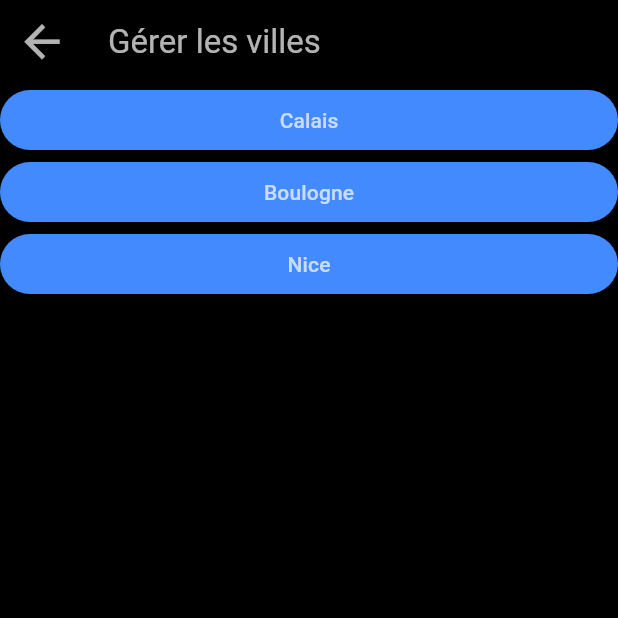
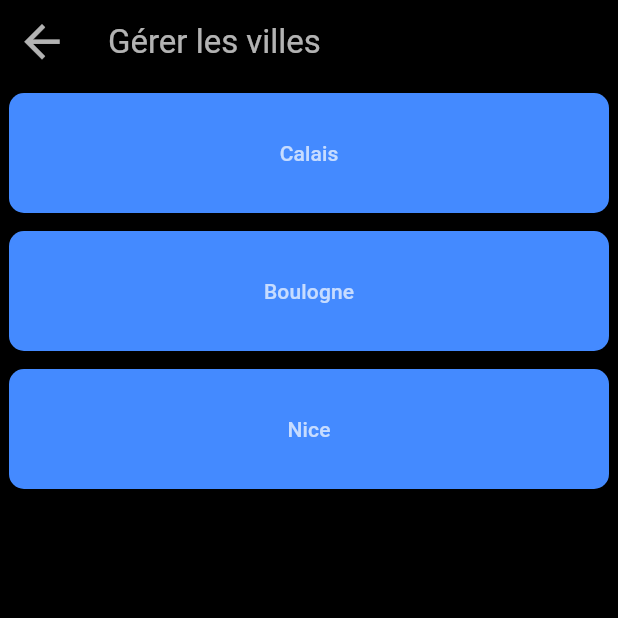
Before and after one commit to e-Tesseract/weather, a Flutter app: the screen it shows after launch, after a tap on the "add" icon, on a phone screen of 412 x 824 dp, the top half of it. Run offline on Flutter 3.47's test engine with Material 3 defaults, Android fonts, the phone set to English and light mode, and no system bars; our stand-ins replace shared_preferences; network calls fail.

Commit message:
maj villes

```diff
--- a/lib/common/weather_service.dart
+++ b/lib/common/weather_service.dart
@@ -16,7 +16,7 @@ class WeatherService {
     String city = sp.getString('default_city') ?? 'Calais';
 
     const apiKey = '0f3f2a3eb43bf03802c81919d20927b1';
-    final response = await http.get(Uri.parse('http://api.openweathermap.org/data/2.5/weather?q=$city&appid=$apiKey&units=metric'));
+    final response = await http.get(Uri.parse('http://api.openweathermap.org/data/2.5/weather?q=$city&appid=$apiKey&units=metric&lang=fr'));
 
     if (response.statusCode == 200) {
       final data = jsonDecode(response.body);
@@ -31,10 +31,10 @@ class WeatherService {
 
   Future<List<Map<String, dynamic>>> getLongTermForecast() async {
     const apiKey = '0f3f2a3eb43bf03802c81919d20927b1';
-    const city = 'Calais'; // Replace with your city name
+    const city = 'Calais';
 
     final response = await http.get(Uri.parse(
-        'http://api.openweathermap.org/data/2.5/forecast?q=$city&appid=$apiKey&units=metric&lang=fr')); // Use city name instead of city ID
+        'http://api.openweathermap.org/data/2.5/forecast?q=$city&appid=$apiKey&units=metric&lang=fr'));
 
     if (response.statusCode == 200) {
       final data = jsonDecode(response.body);
--- a/lib/menu/villes_route.dart
+++ b/lib/menu/villes_route.dart
@@ -29,10 +29,16 @@ class VillesRoute extends StatelessWidget {
               child: ListView.builder(
                 itemCount: villes.length,
                 itemBuilder: (context, index) {
-                return ElevatedButton(
+                  return Padding(
+                    padding: const EdgeInsets.all(6.0), // Ajoute de l'espace autour du bouton
+                    child: ElevatedButton(
                       style: ElevatedButton.styleFrom(
                         primary: Colors.blueAccent,
                         onPrimary: Colors.white70,
+                        shape: RoundedRectangleBorder(
+                          borderRadius: BorderRadius.circular(10),
+                        ),
+                        minimumSize: Size(double.infinity, 80) // taille du bouton
                       ),
                       onPressed: () {
                         SharedPreferences.getInstance().then((sp) {
@@ -41,9 +47,10 @@ class VillesRoute extends StatelessWidget {
                         });
                       },
                       child: Text(villes[index]),
+                    ),
                   );
                 },
-            ),
+              )
           ),
         ],
       ),
--- a/lib/routes/home_route.dart
+++ b/lib/routes/home_route.dart
@@ -23,7 +23,7 @@ class _HomeRouteState extends State<HomeRoute> {
 
     DateTime? weatherUpdatedAt = null;
 
-    final int heure = 16;
+    final int heure = 15;
     final int minute = 30;
 
     LinearGradient determineBackgroundColor() {
```
Also changed, not shown: lib/common/weatherMain.dart (+4 -44 lines), lib/menu/recherche_ville.dart (added, +29 -0 lines). Lines whose indentation alone changed are shown as unchanged.
